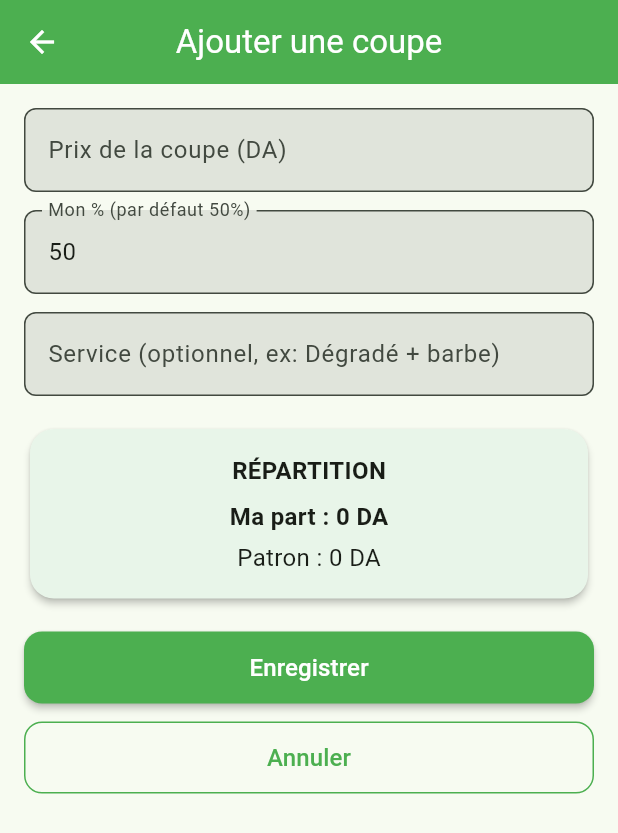
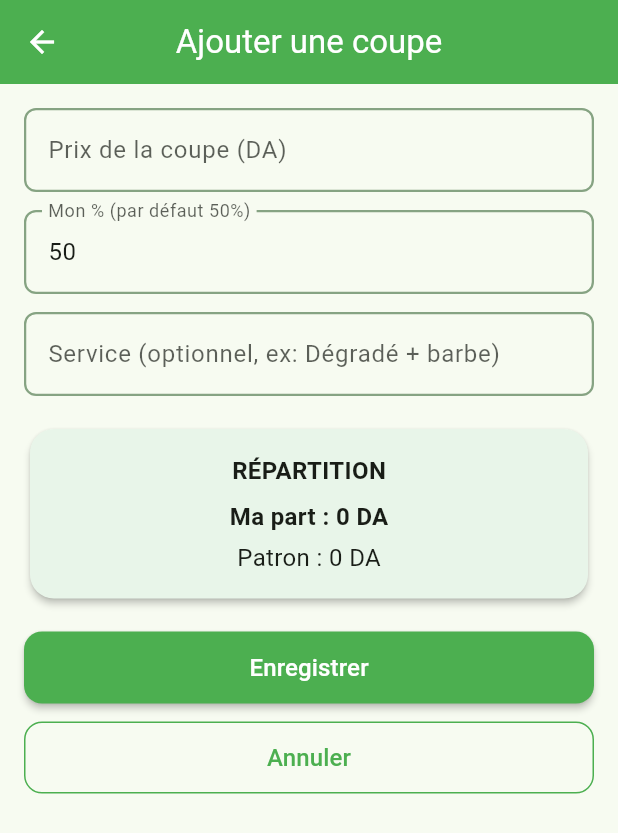
Before and after one commit to anes-bela/barberApp, a Flutter app: the AddCutScreen screen opened directly, on a phone screen of 412 x 824 dp. Shown: the top 833 px of the screen. Run offline on Flutter 3.47's test engine with Material 3 defaults, Android fonts, the light colour scheme and no system bars; our stand-ins replace shared_preferences; accounts and stored records are empty.

Commit message:
modification mode sombre

```diff
--- a/lib/screens/add_cut_screen.dart
+++ b/lib/screens/add_cut_screen.dart
@@ -30,10 +30,33 @@ class _AddCutScreenState extends State<AddCutScreen> {
     super.dispose();
   }
 
+  InputDecoration _inputDecoration(String label, ColorScheme cs) {
+    return InputDecoration(
+      filled: true,
+      fillColor: cs.surface,
+      labelText: label,
+      labelStyle: TextStyle(color: cs.onSurface.withOpacity(0.7)),
+      enabledBorder: OutlineInputBorder(
+        borderRadius: BorderRadius.circular(8),
+        borderSide: BorderSide(
+          color: cs.primary.withOpacity(0.6),
+          width: 1.5,
+        ),
+      ),
+      focusedBorder: OutlineInputBorder(
+        borderRadius: BorderRadius.circular(8),
+        borderSide: BorderSide(
+          color: cs.primary,
+          width: 2,
+        ),
+      ),
+    );
+  }
+
   @override
   Widget build(BuildContext context) {
     final appState = Provider.of<AppState>(context);
-
+    final cs = Theme.of(context).colorScheme;
     int price = int.tryParse(_priceCtrl.text) ?? 0;
     int percent = int.tryParse(_percentCtrl.text) ?? appState.defaultPercent;
     int my = (price * percent) ~/ 100;
@@ -42,32 +65,21 @@ class _AddCutScreenState extends State<AddCutScreen> {
     return Scaffold(
     appBar: AppBar(
     title: const Text('Ajouter une coupe'),
-        //backgroundColor: Colors.green,
-        //foregroundColor: Colors.white,
     ),
     body: GestureDetector(
-        // ⬅️ PERMET DE CACHER LE CLAVIER EN TAPPANT AILLEURS
     onTap: () => FocusScope.of(context).unfocus(),
     child: Padding(
     padding: const EdgeInsets.all(16.0),
     child: Form(
     key: _formKey,
     child: SingleChildScrollView(
-              // ⬅️ SOLUTION PRINCIPALE
     child: Column(
     crossAxisAlignment: CrossAxisAlignment.stretch,
     children: [
     TextFormField(
     controller: _priceCtrl,
     keyboardType: TextInputType.number,
-                    decoration: InputDecoration(
-                      labelText: 'Prix de la coupe (DA)',
-                      border: OutlineInputBorder(
-                        borderRadius: BorderRadius.circular(8),
-                      ),
-                      filled: true,
-                      //fillColor: Colors.grey[50],
-                    ),
+    decoration: _inputDecoration('Prix de la coupe (DA)', cs),
     validator: (v) {
     if (v == null || v.isEmpty) return 'Entrer un prix';
     if (int.tryParse(v) == null) return 'Prix invalide';
@@ -79,21 +91,11 @@ class _AddCutScreenState extends State<AddCutScreen> {
     TextFormField(
     controller: _percentCtrl,
     keyboardType: TextInputType.number,
-                    decoration: InputDecoration(
-                      labelText:
-                      'Mon % (par défaut ${appState.defaultPercent}%)',
-                      border: OutlineInputBorder(
-                        borderRadius: BorderRadius.circular(8),
-                      ),
-                      filled: true,
-                      //fillColor: Colors.grey[50],
-                    ),
+    decoration: _inputDecoration('Mon % (par défaut ${appState.defaultPercent}%)', cs),
     validator: (v) {
-                      if (v == null || v.isEmpty)
-                        return 'Entrer un pourcentage';
+    if (v == null || v.isEmpty) return 'Entrer un pourcentage';
     final p = int.tryParse(v);
-                      if (p == null || p < 0 || p > 100)
-                        return 'Doit être entre 0 et 100';
+    if (p == null || p < 0 || p > 100) return 'Doit être entre 0 et 100';
     return null;
     },
     onChanged: (_) => setState(() {}),
@@ -101,24 +103,14 @@ class _AddCutScreenState extends State<AddCutScreen> {
     const SizedBox(height: 12),
     TextFormField(
     controller: _serviceCtrl,
-                    decoration: InputDecoration(
-                      labelText: 'Service (optionnel, ex: Dégradé + barbe)',
-                      border: OutlineInputBorder(
-                        borderRadius: BorderRadius.circular(8),
-                      ),
-                      filled: true,
-                      //fillColor: Colors.grey[50],
-                    ),
+    decoration: _inputDecoration('Service (optionnel, ex: Dégradé + barbe)', cs),
     ),
     const SizedBox(height: 18),
-
-                  // Carte des calculs
     Card(
     elevation: 2,
     shape: RoundedRectangleBorder(
     borderRadius: BorderRadius.circular(16),
     ),
-                    //color: Colors.green[50],
     child: Padding(
     padding: const EdgeInsets.all(16.0),
     child: Column(
@@ -127,7 +119,6 @@ class _AddCutScreenState extends State<AddCutScreen> {
     'RÉPARTITION',
     style: TextStyle(
     fontWeight: FontWeight.bold,
-                              //color: Colors.grey[700],
     fontSize: 16,
     ),
     ),
@@ -149,11 +140,6 @@ class _AddCutScreenState extends State<AddCutScreen> {
     ),
     ),
     const SizedBox(height: 18),
-
-                  // SUPPRIMER le Spacer() car incompatible avec SingleChildScrollView
-                  // const Spacer(), ⬅️ À SUPPRIMER !
-
-                  // Boutons
     ElevatedButton(
     onPressed: () {
     if (!_formKey.currentState!.validate()) return;
@@ -164,8 +150,6 @@ class _AddCutScreenState extends State<AddCutScreen> {
     Navigator.of(context).pop();
     },
     style: ElevatedButton.styleFrom(
-                      //backgroundColor: Colors.green,
-                      //foregroundColor: Colors.white,
     shape: RoundedRectangleBorder(
     borderRadius: BorderRadius.circular(12),
     ),
@@ -184,7 +168,6 @@ class _AddCutScreenState extends State<AddCutScreen> {
     OutlinedButton(
     onPressed: () => Navigator.of(context).pop(),
     style: OutlinedButton.styleFrom(
-                      //side: BorderSide(/*color: Colors.green*/),
     shape: RoundedRectangleBorder(
     borderRadius: BorderRadius.circular(12),
     ),
@@ -198,9 +181,7 @@ class _AddCutScreenState extends State<AddCutScreen> {
     ),
     ),
     ),
-
-                  const SizedBox(
-                      height: 20), // ⬅️ ESPACE ADDITIONNEL pour le scroll
+    const SizedBox(height: 20),
     ],
     ),
     ),
@@ -208,5 +189,6 @@ class _AddCutScreenState extends State<AddCutScreen> {
     ),
     ),
     );
+
   }
 }
```
Lines whose indentation alone changed are shown as unchanged.
